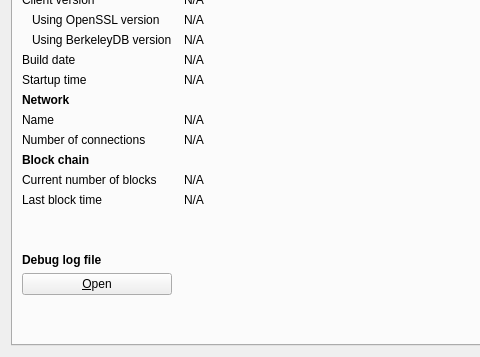
The window that src/qt/forms/rpcconsole.ui (Fake-Coin/FakeCoin) describes before a commit, drawn with Qt 5; both pictures show x 0 to 480 and y 93 to 450 of the 740 by 450 pixel window.
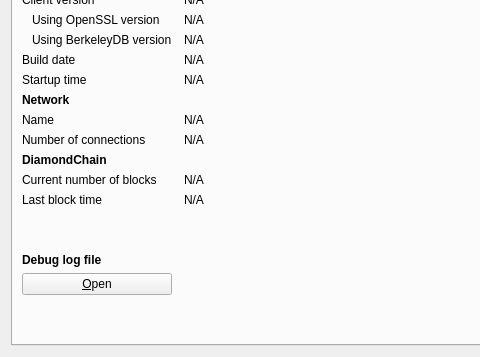
The same window after the commit. The open tabs and pages were chosen to show the change. Icons and pictures are not drawn. Custom widgets are drawn as their Qt base class.

Commit message:
Minor interface tweeks
Updated minor interface tweeks and branding changes

Diff of the .ui file:
```diff
--- a/src/qt/forms/rpcconsole.ui
+++ b/src/qt/forms/rpcconsole.ui
@@ -252,7 +252,7 @@
           </font>
          </property>
          <property name="text">
-          <string>Block chain</string>
+          <string>DiamondChain</string>
          </property>
         </widget>
        </item>
```
Left out of the diff: 2 changed lines with no effect on the pictures. The commit also changes 7 other files.
